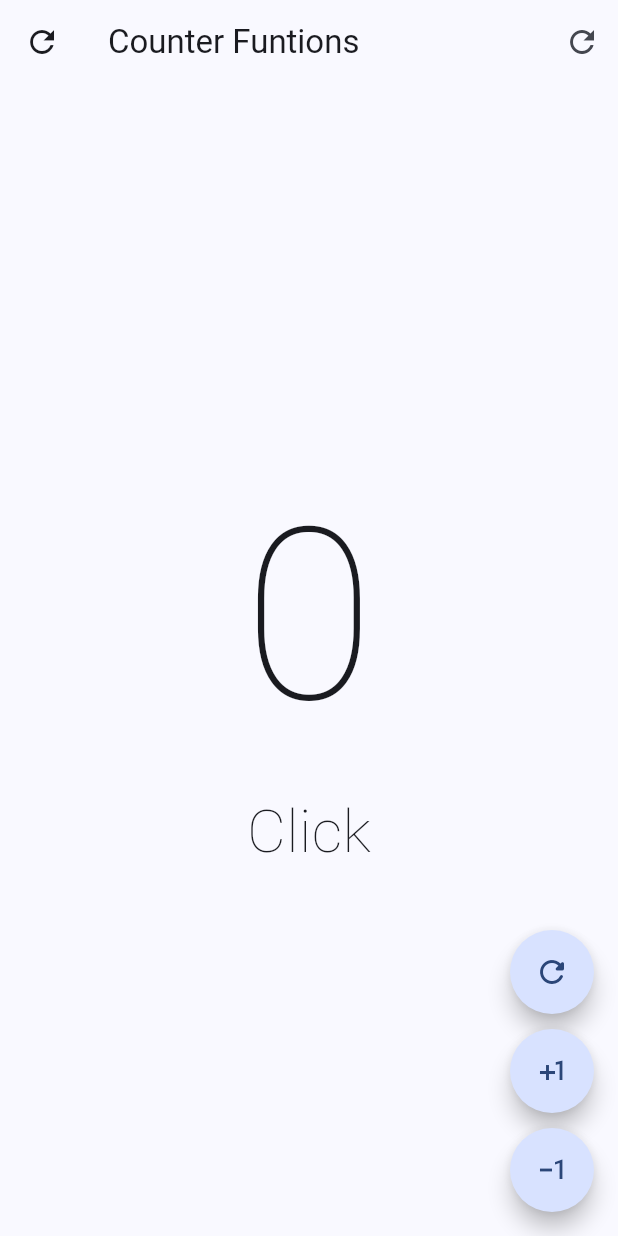
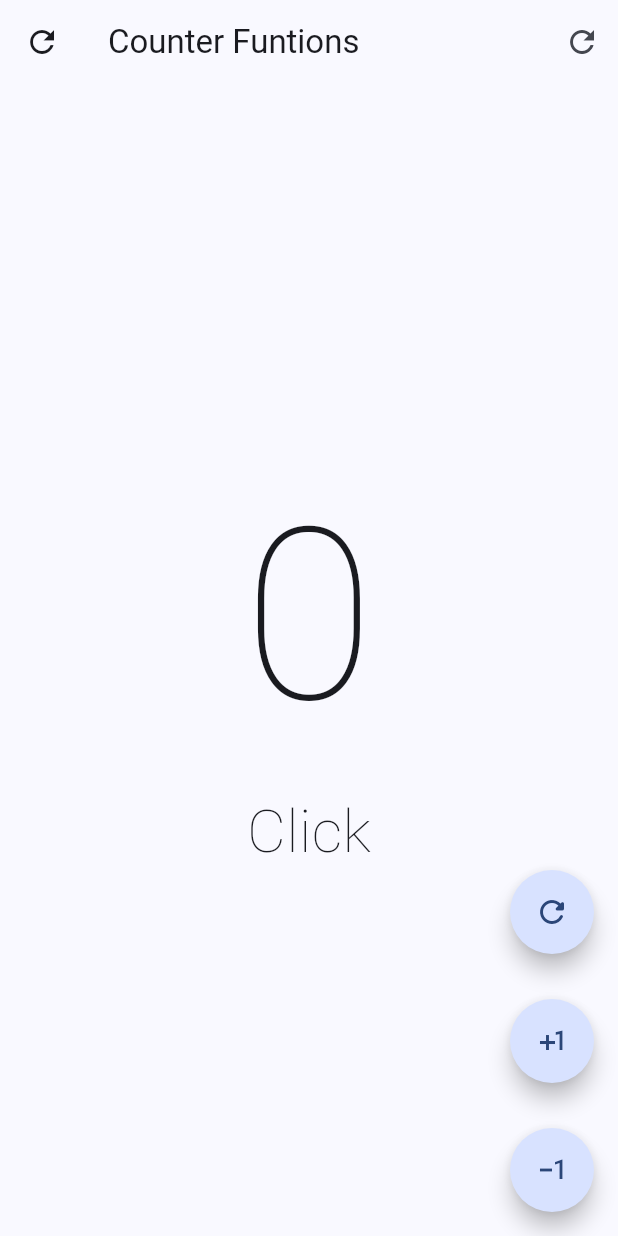
Before and after one commit to KeingCasabona/Draft-Flutter-Practice, a Flutter app: the screen it shows after launch, on a phone screen of 412 x 824 dp. Run offline on Flutter 3.47's test engine with Material 3 defaults, Android fonts, the phone set to English and light mode, and no system bars.

Commit message:
refactor: FloatinActionButton

```diff
--- a/lib/main.dart
+++ b/lib/main.dart
@@ -16,7 +16,7 @@ class MyApp extends StatelessWidget {
         colorSchemeSeed: Colors.blueAccent,
       ),
       title: 'Material App',
-      home: CounterFuntionsScreen(),
+      home: const CounterFuntionsScreen(),
     );
   }
 }
--- a/lib/presentation/screens/counter_funtions_screeen.dart
+++ b/lib/presentation/screens/counter_funtions_screeen.dart
@@ -29,7 +29,7 @@ class _CounterFuntionsScreenState extends State<CounterFuntionsScreen> {
                     clickCounter = 0;
                   });
                 },
-                icon: Icon(Icons.refresh_sharp))
+                icon: const Icon(Icons.refresh_sharp))
           ],
         ),
         body: Center(
@@ -45,7 +45,7 @@ class _CounterFuntionsScreenState extends State<CounterFuntionsScreen> {
               ),
               Text(
                 'Click${clickCounter < 2 ? '' : 's'}',
-                style: TextStyle(
+                style: const TextStyle(
                   fontSize: 40,
                   fontWeight: FontWeight.w200,
                 ),
@@ -56,37 +56,54 @@ class _CounterFuntionsScreenState extends State<CounterFuntionsScreen> {
         floatingActionButton: Column(
           mainAxisAlignment: MainAxisAlignment.end,
           children: [
-            FloatingActionButton(
-              shape: StadiumBorder(),
+            CustomFloatingActionButton(
+              icon: Icons.refresh_rounded,
               onPressed: () {
                 setState(() {
                   clickCounter = 0;
                 });
               },
-              child: const Icon(Icons.refresh_rounded),
             ),
-            SizedBox(height: 10),
-            FloatingActionButton(
-              shape: StadiumBorder(),
+            const SizedBox(height: 30),
+            CustomFloatingActionButton(
+                icon: Icons.plus_one,
                 onPressed: () {
                   setState(() {
-                  //clickCounter = clickCounter + 1;
                     clickCounter++;
                   });
-              },
-              child: const Icon(Icons.plus_one),
-            ),
-            SizedBox(height: 10),
-            FloatingActionButton(
-              shape: StadiumBorder(),
+                }),
+            const SizedBox(height: 30),
+            CustomFloatingActionButton(
+                icon: Icons.exposure_minus_1,
                 onPressed: () {
                   setState(() {
+                    if (clickCounter == 0) return;
                     clickCounter--;
                   });
-              },
-              child: const Icon(Icons.exposure_minus_1),
-            )
+                })
           ],
         ));
   }
 }
+
+class CustomFloatingActionButton extends StatelessWidget {
+  final IconData icon;
+  final VoidCallback onPressed;
+  const CustomFloatingActionButton({
+    super.key,
+    required this.icon,
+    required this.onPressed,
+  });
+
+  @override
+  Widget build(BuildContext context) {
+    return FloatingActionButton(
+      //Vibracion o sonido depende del tipo de dispositivo:
+      enableFeedback: true,
+      //Border redondeados:
+      shape: const StadiumBorder(),
+      onPressed: onPressed,
+      child: Icon(icon),
+    );
+  }
+}
--- a/lib/presentation/screens/counter_screen.dart
+++ b/lib/presentation/screens/counter_screen.dart
@@ -28,7 +28,7 @@ class _CounterScreenState extends State<CounterScreen> {
             ),
             Text(
               'Click${clickCounter < 2 ? '' : 's'}',
-              style: TextStyle(
+              style: const TextStyle(
                 fontSize: 40,
                 fontWeight: FontWeight.w200,
               ),
```
Lines whose indentation alone changed are shown as unchanged.
